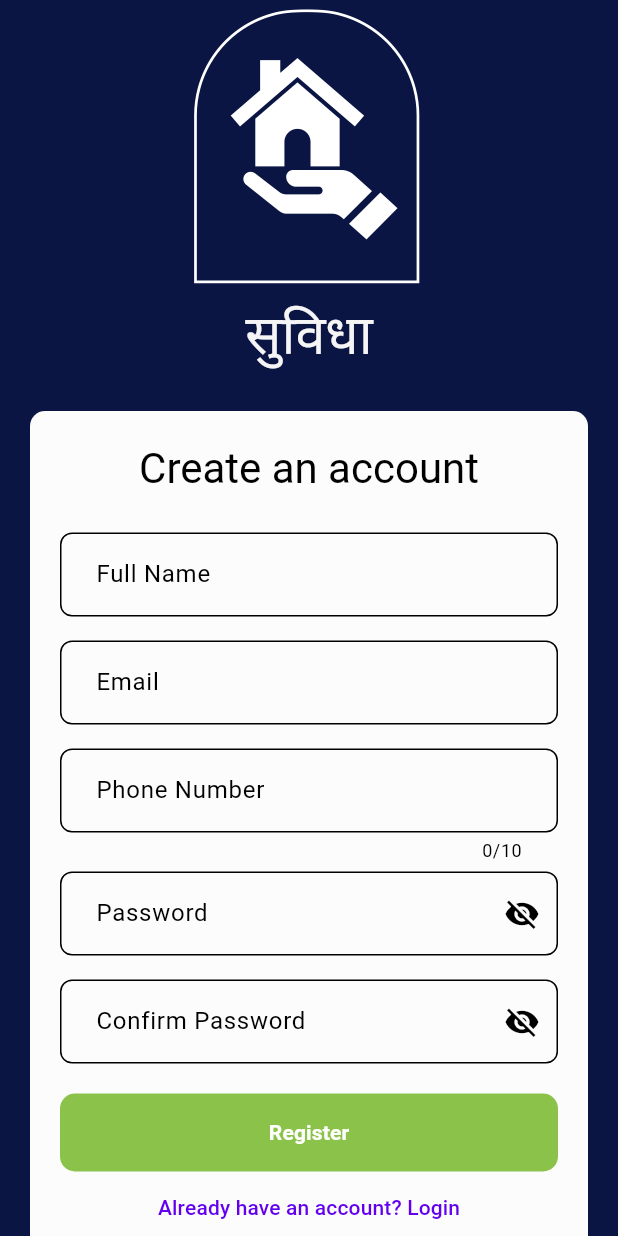
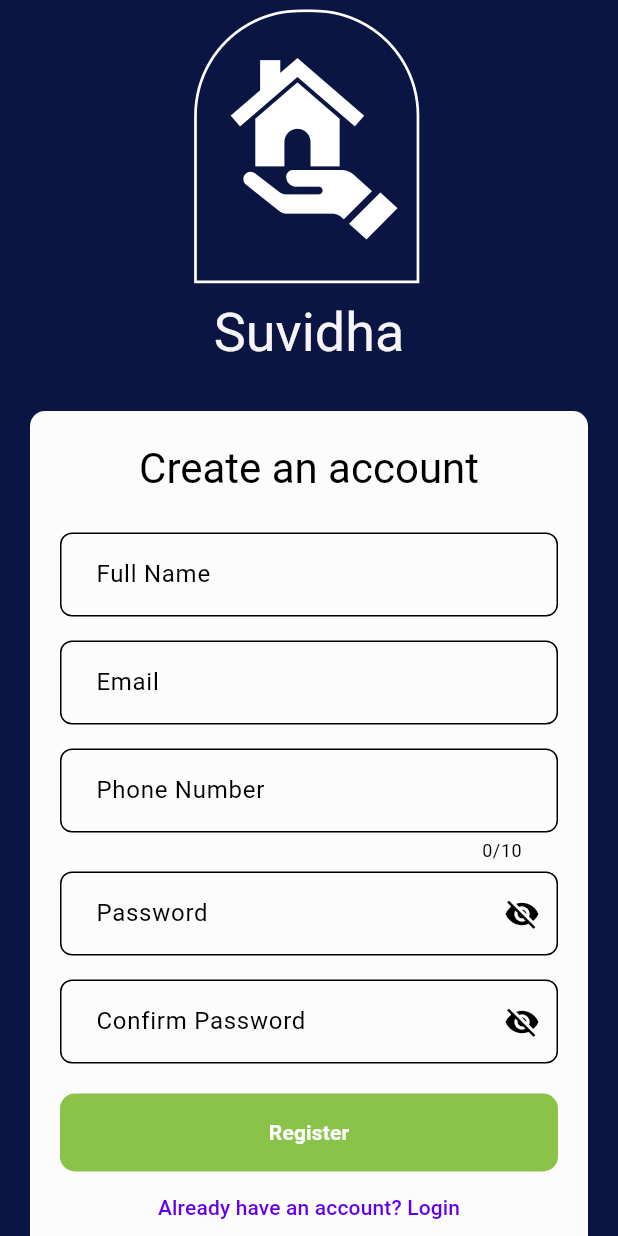
Before and after one commit to bikashgyawali321/suvidha_flutter, a Flutter app: the RegisterScreen screen opened by its route, on a phone screen of 412 x 824 dp. Run offline on Flutter 3.47's test engine with Material 3 defaults, Android fonts, the phone set to English and light mode, and no system bars; our stand-ins replace dio, firebase_core, firebase_messaging, geocoding, geolocator, go_router and 9 more; missing offline and left inert: board_datetime_picker; accounts and stored records are empty; network calls fail; key blocks and very long unbroken strings in the code were emptied for the run.

Commit message:
small fixes

```diff
--- a/lib/screens/auth/register.dart
+++ b/lib/screens/auth/register.dart
@@ -170,7 +170,7 @@ class RegisterScreen extends StatelessWidget {
                                   height: 200,
                                 ),
                                 Text(
-                                  'सुविधा',
+                                  'Suvidha',
                                   style: Theme.of(context)
                                       .textTheme
                                       .displaySmall
@@ -338,7 +338,7 @@ class RegisterScreen extends StatelessWidget {
                                 ),
                                 Expanded(
                                   child: Text(
-                                    'सुविधा',
+                                    'Suvidha',
                                     style: Theme.of(context)
                                         .textTheme
                                         .displaySmall
--- a/lib/screens/home.dart
+++ b/lib/screens/home.dart
@@ -158,7 +158,7 @@ class _HomeScreenState extends State<HomeScreen>
     return Scaffold(
       appBar: AppBar(
         title: Text(
-          'सुविधा',
+          'Suvidha',
           style: Theme.of(context).textTheme.headlineMedium,
         ),
         centerTitle: false,
--- a/lib/services/backend_service.dart
+++ b/lib/services/backend_service.dart
@@ -15,7 +15,7 @@ import 'interceptors/log_interceptor.dart';
 class BackendService extends ChangeNotifier {
   final Dio _dio = Dio(
     BaseOptions(
-      baseUrl: "http://10.0.2.2:4040/api",
+      baseUrl: "http://localhost:4040/api",
     ),
   )
     ..interceptors.add(TokenInterceptor())
```
